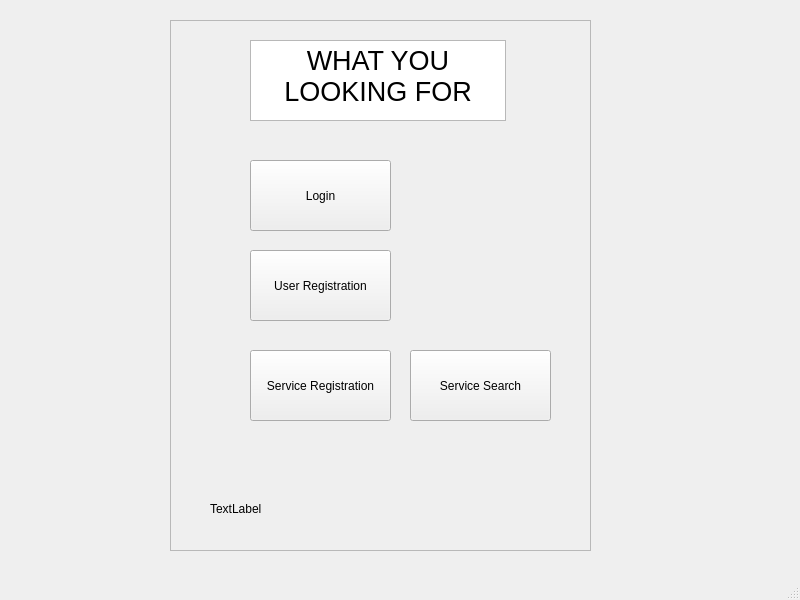
Before: the Qt Designer form src/ui/mainwindow.ui in gabrielhenrique-123/CotidianoConecta, drawn with Qt 5.
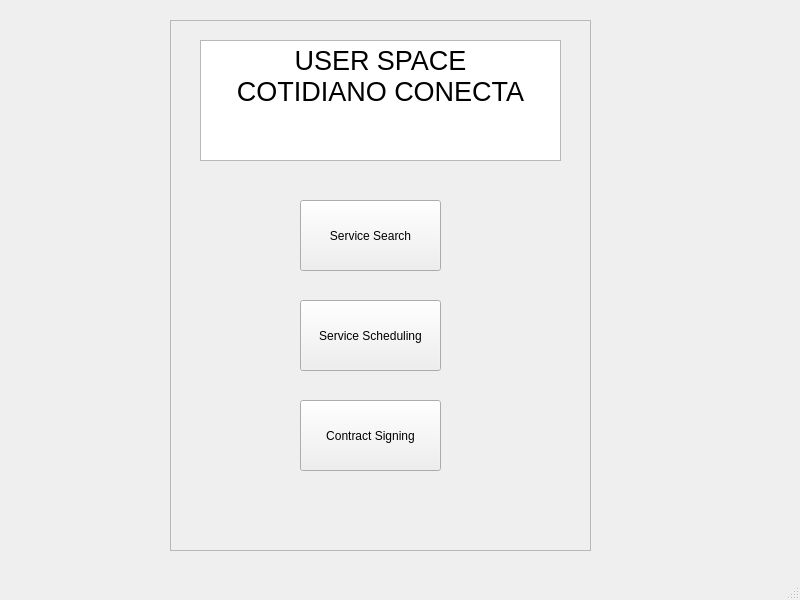
After: the same form once the commit is applied.

Commit message: Added login + serviceSpace + userSpace

Patch:
```diff
--- a/src/ui/mainwindow.ui
+++ b/src/ui/mainwindow.ui
@@ -32,10 +32,10 @@
     <widget class="QTextBrowser" name="textBrowser">
      <property name="geometry">
       <rect>
-       <x>80</x>
+       <x>30</x>
        <y>20</y>
-       <width>256</width>
-       <height>81</height>
+       <width>361</width>
+       <height>121</height>
       </rect>
      </property>
      <property name="html">
@@ -46,66 +46,15 @@
 li.unchecked::marker { content: &quot;\2610&quot;; }
 li.checked::marker { content: &quot;\2612&quot;; }
 &lt;/style&gt;&lt;/head&gt;&lt;body style=&quot; font-family:'Ubuntu'; font-size:11pt; font-weight:400; font-style:normal;&quot;&gt;
-&lt;p align=&quot;center&quot; style=&quot; margin-top:0px; margin-bottom:0px; margin-left:0px; margin-right:0px; -qt-block-indent:0; text-indent:0px;&quot;&gt;&lt;span style=&quot; font-size:20pt;&quot;&gt;WHAT YOU LOOKING FOR&lt;/span&gt;&lt;/p&gt;&lt;/body&gt;&lt;/html&gt;</string>
-     </property>
-    </widget>
-    <widget class="QPushButton" name="loginButton">
-     <property name="geometry">
-      <rect>
-       <x>80</x>
-       <y>140</y>
-       <width>141</width>
-       <height>71</height>
-      </rect>
-     </property>
-     <property name="text">
-      <string>Login</string>
-     </property>
-    </widget>
-    <widget class="QPushButton" name="userRegButton">
-     <property name="geometry">
-      <rect>
-       <x>80</x>
-       <y>230</y>
-       <width>141</width>
-       <height>71</height>
-      </rect>
-     </property>
-     <property name="text">
-      <string>User Registration</string>
-     </property>
-    </widget>
-    <widget class="QPushButton" name="serviceRegButton">
-     <property name="geometry">
-      <rect>
-       <x>80</x>
-       <y>330</y>
-       <width>141</width>
-       <height>71</height>
-      </rect>
-     </property>
-     <property name="text">
-      <string>Service Registration</string>
-     </property>
-    </widget>
-    <widget class="QLabel" name="label">
-     <property name="geometry">
-      <rect>
-       <x>40</x>
-       <y>480</y>
-       <width>321</width>
-       <height>17</height>
-      </rect>
-     </property>
-     <property name="text">
-      <string>TextLabel</string>
+&lt;p align=&quot;center&quot; style=&quot; margin-top:0px; margin-bottom:0px; margin-left:0px; margin-right:0px; -qt-block-indent:0; text-indent:0px;&quot;&gt;&lt;span style=&quot; font-size:20pt;&quot;&gt;USER SPACE&lt;/span&gt;&lt;/p&gt;
+&lt;p align=&quot;center&quot; style=&quot; margin-top:0px; margin-bottom:0px; margin-left:0px; margin-right:0px; -qt-block-indent:0; text-indent:0px;&quot;&gt;&lt;span style=&quot; font-size:20pt;&quot;&gt;COTIDIANO CONECTA&lt;/span&gt;&lt;/p&gt;&lt;/body&gt;&lt;/html&gt;</string>
      </property>
     </widget>
     <widget class="QPushButton" name="serviceSearchButton">
      <property name="geometry">
       <rect>
-       <x>240</x>
-       <y>330</y>
+       <x>130</x>
+       <y>180</y>
        <width>141</width>
        <height>71</height>
       </rect>
@@ -114,6 +63,32 @@
       <string>Service Search</string>
      </property>
     </widget>
+    <widget class="QPushButton" name="serviceSearchButton_2">
+     <property name="geometry">
+      <rect>
+       <x>130</x>
+       <y>280</y>
+       <width>141</width>
+       <height>71</height>
+      </rect>
+     </property>
+     <property name="text">
+      <string>Service Scheduling</string>
+     </property>
+    </widget>
+    <widget class="QPushButton" name="serviceSearchButton_3">
+     <property name="geometry">
+      <rect>
+       <x>130</x>
+       <y>380</y>
+       <width>141</width>
+       <height>71</height>
+      </rect>
+     </property>
+     <property name="text">
+      <string>Contract Signing</string>
+     </property>
+    </widget>
    </widget>
   </widget>
   <widget class="QMenuBar" name="menubar">
```
The commit also changes 722 other files.
